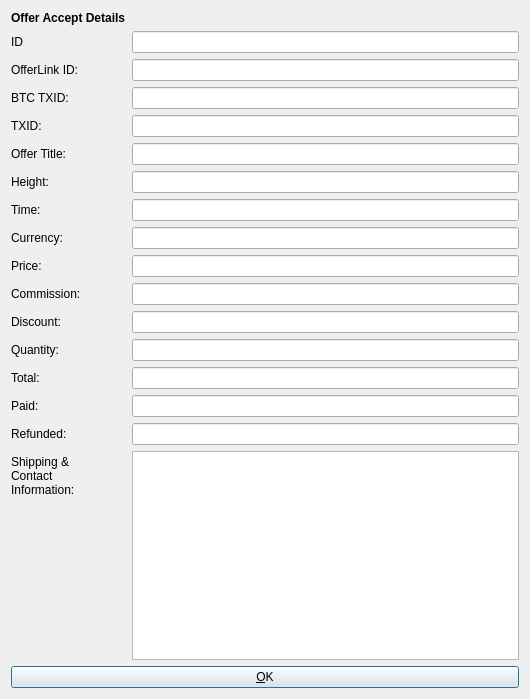
This is src/qt/forms/offeracceptinfodialog.ui in willyko/syscoin2 as Qt 5 draws it before an edit. The edited form follows.
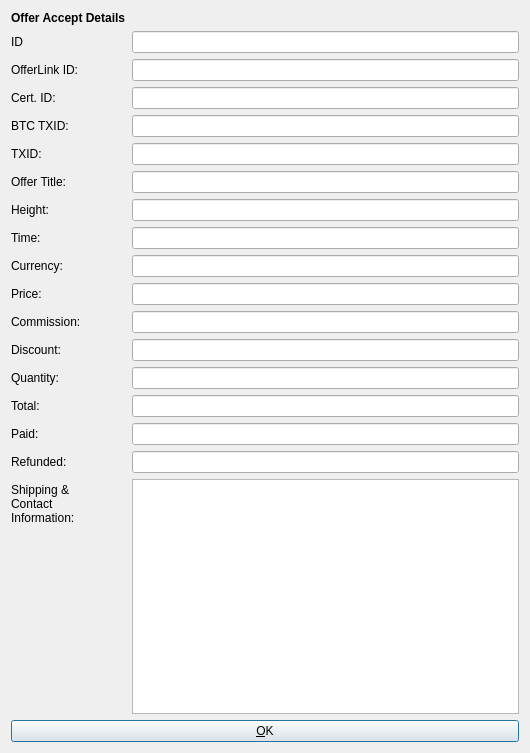
This is the edited form. Icons and pictures are not drawn.

Commit message: cert info in accept dialog

```diff
--- a/src/qt/forms/offeracceptinfodialog.ui
+++ b/src/qt/forms/offeracceptinfodialog.ui
@@ -7,7 +7,7 @@
     <x>0</x>
     <y>0</y>
     <width>530</width>
-    <height>699</height>
+    <height>753</height>
    </rect>
   </property>
   <property name="windowTitle">
@@ -55,173 +55,173 @@
      <item row="2" column="1">
       <widget class="QLineEdit" name="linkGUIDEdit"/>
      </item>
-     <item row="3" column="0">
-      <widget class="QLabel" name="label">
+     <item row="4" column="0">
+      <widget class="QLabel" name="btctxidLabel">
        <property name="text">
         <string>BTC TXID:</string>
        </property>
       </widget>
      </item>
-     <item row="3" column="1">
+     <item row="4" column="1">
       <widget class="QLineEdit" name="btctxidEdit"/>
      </item>
-     <item row="4" column="0">
+     <item row="5" column="0">
       <widget class="QLabel" name="label_4">
        <property name="text">
         <string>TXID:</string>
        </property>
       </widget>
      </item>
-     <item row="4" column="1">
+     <item row="5" column="1">
       <widget class="QLineEdit" name="txidEdit">
        <property name="enabled">
         <bool>true</bool>
        </property>
       </widget>
      </item>
-     <item row="5" column="0">
+     <item row="6" column="0">
       <widget class="QLabel" name="label_14">
        <property name="text">
         <string>Offer Title:</string>
        </property>
       </widget>
      </item>
-     <item row="5" column="1">
+     <item row="6" column="1">
       <widget class="QLineEdit" name="titleEdit"/>
      </item>
-     <item row="6" column="0">
+     <item row="7" column="0">
       <widget class="QLabel" name="label_6">
        <property name="text">
         <string>Height:</string>
        </property>
       </widget>
      </item>
-     <item row="6" column="1">
+     <item row="7" column="1">
       <widget class="QLineEdit" name="heightEdit">
        <property name="enabled">
         <bool>true</bool>
        </property>
       </widget>
      </item>
-     <item row="7" column="0">
+     <item row="8" column="0">
       <widget class="QLabel" name="label_5">
        <property name="text">
         <string>Time:</string>
        </property>
       </widget>
      </item>
-     <item row="7" column="1">
+     <item row="8" column="1">
       <widget class="QLineEdit" name="timeEdit">
        <property name="enabled">
         <bool>true</bool>
        </property>
       </widget>
      </item>
-     <item row="8" column="0">
+     <item row="9" column="0">
       <widget class="QLabel" name="label_12">
        <property name="text">
         <string>Currency:</string>
        </property>
       </widget>
      </item>
-     <item row="8" column="1">
+     <item row="9" column="1">
       <widget class="QLineEdit" name="currencyEdit">
        <property name="enabled">
         <bool>true</bool>
        </property>
       </widget>
      </item>
-     <item row="9" column="0">
+     <item row="10" column="0">
       <widget class="QLabel" name="label_7">
        <property name="text">
         <string>Price:</string>
        </property>
       </widget>
      </item>
-     <item row="9" column="1">
+     <item row="10" column="1">
       <widget class="QLineEdit" name="priceEdit">
        <property name="enabled">
         <bool>true</bool>
        </property>
       </widget>
      </item>
-     <item row="10" column="0">
+     <item row="11" column="0">
       <widget class="QLabel" name="commissionLabel">
        <property name="text">
         <string>Commission:</string>
        </property>
       </widget>
      </item>
-     <item row="10" column="1">
+     <item row="11" column="1">
       <widget class="QLineEdit" name="commissionEdit"/>
      </item>
-     <item row="11" column="0">
+     <item row="12" column="0">
       <widget class="QLabel" name="discountLabel">
        <property name="text">
         <string>Discount:</string>
        </property>
       </widget>
      </item>
-     <item row="11" column="1">
+     <item row="12" column="1">
       <widget class="QLineEdit" name="discountEdit"/>
      </item>
-     <item row="12" column="0">
+     <item row="13" column="0">
       <widget class="QLabel" name="label_13">
        <property name="text">
         <string>Quantity:</string>
        </property>
       </widget>
      </item>
-     <item row="12" column="1">
+     <item row="13" column="1">
       <widget class="QLineEdit" name="quantityEdit">
        <property name="enabled">
         <bool>true</bool>
        </property>
       </widget>
      </item>
-     <item row="13" column="0">
+     <item row="14" column="0">
       <widget class="QLabel" name="label_9">
        <property name="text">
         <string>Total:</string>
        </property>
       </widget>
      </item>
-     <item row="13" column="1">
+     <item row="14" column="1">
       <widget class="QLineEdit" name="totalEdit">
        <property name="enabled">
         <bool>true</bool>
        </property>
       </widget>
      </item>
-     <item row="14" column="0">
+     <item row="15" column="0">
       <widget class="QLabel" name="label_8">
        <property name="text">
         <string>Paid:</string>
        </property>
       </widget>
      </item>
-     <item row="14" column="1">
+     <item row="15" column="1">
       <widget class="QLineEdit" name="paidEdit">
        <property name="enabled">
         <bool>true</bool>
        </property>
       </widget>
      </item>
-     <item row="15" column="0">
+     <item row="16" column="0">
       <widget class="QLabel" name="label_10">
        <property name="text">
         <string>Refunded:</string>
        </property>
       </widget>
      </item>
-     <item row="15" column="1">
+     <item row="16" column="1">
       <widget class="QLineEdit" name="refundedEdit">
        <property name="enabled">
         <bool>true</bool>
        </property>
       </widget>
      </item>
-     <item row="18" column="0">
+     <item row="19" column="0">
       <widget class="QLabel" name="label_11">
        <property name="text">
         <string>Shipping &amp; Contact Information:</string>
@@ -231,13 +231,23 @@
        </property>
       </widget>
      </item>
-     <item row="18" column="1">
+     <item row="19" column="1">
       <widget class="QTextEdit" name="paymessageEdit">
        <property name="enabled">
         <bool>true</bool>
        </property>
       </widget>
      </item>
+     <item row="3" column="0">
+      <widget class="QLabel" name="certLabel">
+       <property name="text">
+        <string>Cert. ID:</string>
+       </property>
+      </widget>
+     </item>
+     <item row="3" column="1">
+      <widget class="QLineEdit" name="certEdit"/>
+     </item>
     </layout>
    </item>
    <item>
```
The commit also changes 2 other files.
